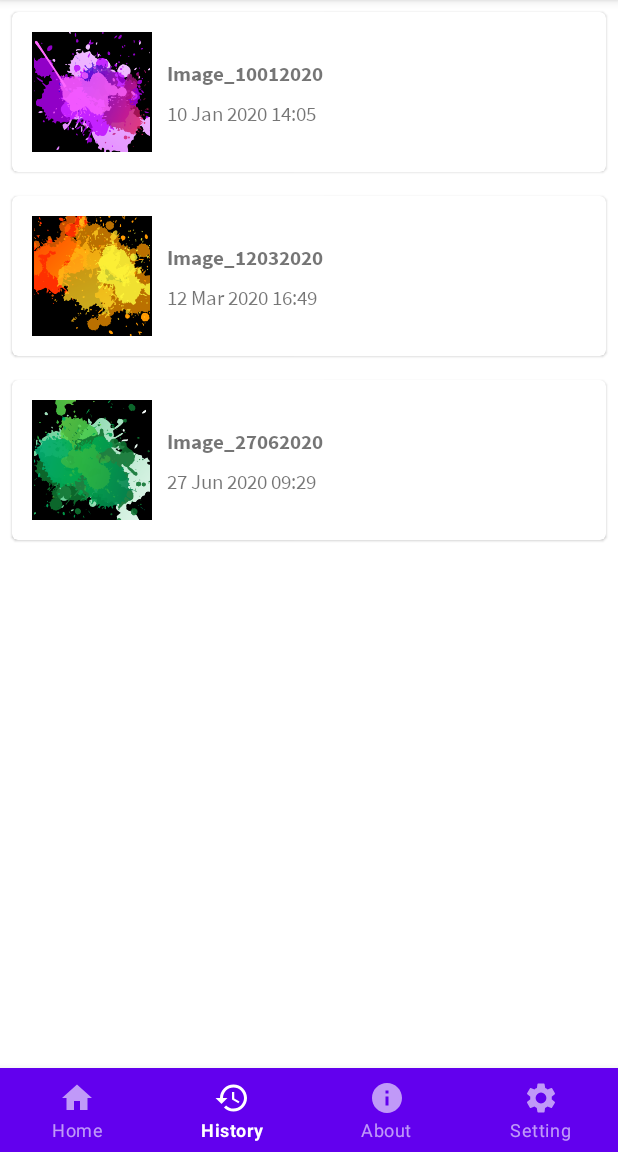
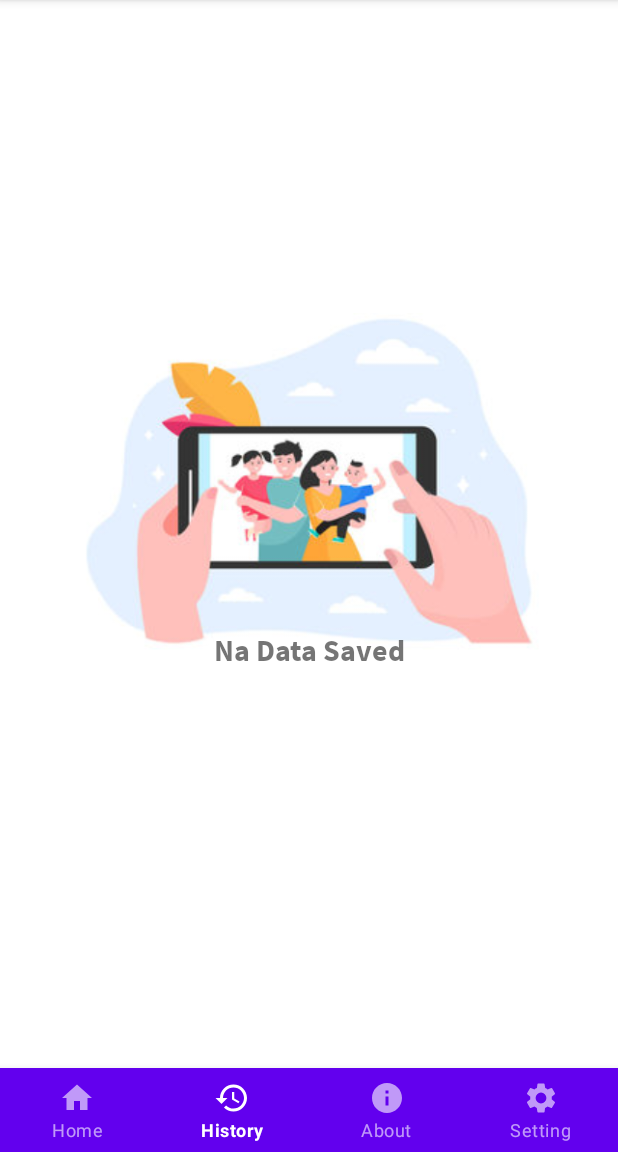
Before and after one commit to AjonG04/HLB, an Android app: the screen it shows after launch (MainActivity), item 2 of the bottom bar chosen, on a phone screen of 412 x 824 dp, the part 84-1236 px from its top. Run offline under Robolectric (Android 15) with nearby library versions, the phone set to English and light mode, and no system bars.

Commit message:
Add DB + Model and Update Card

```diff
--- a/app/src/main/java/com/example/leafpiction/CardViewAdapter.java
+++ b/app/src/main/java/com/example/leafpiction/CardViewAdapter.java
@@ -1,5 +1,7 @@
 package com.example.leafpiction;
 
+import android.graphics.Bitmap;
+import android.graphics.BitmapFactory;
 import android.view.LayoutInflater;
 import android.view.View;
 import android.view.ViewGroup;
@@ -8,16 +10,18 @@ import android.widget.TextView;
 
 import com.bumptech.glide.Glide;
 import com.bumptech.glide.request.RequestOptions;
+import com.example.leafpiction.Model.DataModel;
 
 import java.util.ArrayList;
+import java.util.List;
 
 import androidx.annotation.NonNull;
 import androidx.recyclerview.widget.RecyclerView;
 
 public class CardViewAdapter extends RecyclerView.Adapter<CardViewAdapter.CardViewViewHolder> {
 
-    private ArrayList<Photo> list;
-    public CardViewAdapter(ArrayList<Photo> list) {
+    private List<DataModel> list;
+    public CardViewAdapter(List<DataModel> list) {
         this.list = list;
     }
 
@@ -30,14 +34,17 @@ public class CardViewAdapter extends RecyclerView.Adapter<CardViewAdapter.CardVi
 
     @Override
     public void onBindViewHolder(@NonNull CardViewAdapter.CardViewViewHolder holder, int position) {
-        Photo hero = list.get(position);
+        DataModel dataModel = list.get(position);
+
+        byte[] image = dataModel.getPhoto();
+        Bitmap bmp= BitmapFactory.decodeByteArray(image, 0 , image.length);
+
         Glide.with(holder.itemView.getContext())
-                .load(hero.getPhoto())
+                .load(bmp)
                 .apply(new RequestOptions().override(350, 550))
                 .into(holder.imgPhoto);
-        holder.tvName.setText(hero.getName());
-        holder.tvDetail.setText(hero.getDate());
-
+        holder.tvName.setText(dataModel.getFilename());
+        holder.tvDetail.setText(dataModel.getDatetime());
     }
 
     @Override
--- a/app/src/main/java/com/example/leafpiction/HistoryFragment.java
+++ b/app/src/main/java/com/example/leafpiction/HistoryFragment.java
@@ -1,12 +1,19 @@
 package com.example.leafpiction;
 
+import android.app.Activity;
+import android.content.Context;
 import android.os.Bundle;
 import android.view.LayoutInflater;
 import android.view.View;
 import android.view.ViewGroup;
 
+import com.example.leafpiction.Model.DataModel;
+import com.example.leafpiction.Util.HistoryDatabaseCRUD;
+
 import java.util.ArrayList;
+import java.util.List;
 
+import androidx.constraintlayout.widget.ConstraintLayout;
 import androidx.fragment.app.Fragment;
 import androidx.fragment.app.FragmentActivity;
 import androidx.recyclerview.widget.LinearLayoutManager;
@@ -18,8 +25,9 @@ import androidx.recyclerview.widget.RecyclerView;
  */
 public class HistoryFragment extends Fragment {
 
-    private RecyclerView rvHeroes;
-    private ArrayList<Photo> list = new ArrayList<>();
+//    private RecyclerView rvHeroes;
+    int list_number;
+    private List<DataModel> list = new ArrayList<>();
 
     public HistoryFragment() {
         // Required empty public constructor
@@ -30,10 +38,16 @@ public class HistoryFragment extends Fragment {
     public View onCreateView(LayoutInflater inflater, ViewGroup container,
                              Bundle savedInstanceState) {
         // Inflate the layout for this fragment
-        list.addAll(TrialData.getListData());
+        HistoryDatabaseCRUD dbHandler = new HistoryDatabaseCRUD();
+        Activity activity = getActivity();
+        Context context = activity.getApplicationContext();
+        list = dbHandler.getAllRecords(context);
+        list_number = list.size();
+
+//        list.addAll(TrialData.getListData());
         final View view = inflater.inflate(R.layout.fragment_history, container, false);
         final FragmentActivity c = getActivity();
-        final RecyclerView recyclerView = (RecyclerView) view.findViewById(R.id.rv_heroes);
+        final RecyclerView recyclerView = (RecyclerView) view.findViewById(R.id.rv_data);
         LinearLayoutManager layoutManager = new LinearLayoutManager(c);
         recyclerView.setLayoutManager(layoutManager);
 
@@ -50,6 +64,12 @@ public class HistoryFragment extends Fragment {
             }
         }).start();
 
+        final ConstraintLayout cl_no_history = (ConstraintLayout)view.findViewById(R.id.cl_no_history);
+
+        if(list_number == 0){
+            cl_no_history.setVisibility(View.VISIBLE);
+        }
+
         return view;
 //        return inflater.inflate(R.layout.fragment_history, container, false);
     }
--- a/app/src/main/java/com/example/leafpiction/Photo.java
+++ /dev/null
@@ -1,31 +0,0 @@
-package com.example.leafpiction;
-
-public class Photo {
-    private String name;
-    private String date;
-    private int photo;
-
-    public String getName() {
-        return name;
-    }
-
-    public void setName(String name) {
-        this.name = name;
-    }
-
-    public String getDate() {
-        return date;
-    }
-
-    public void setDate(String date) {
-        this.date = date;
-    }
-
-    public int getPhoto() {
-        return photo;
-    }
-
-    public void setPhoto(int photo) {
-        this.photo = photo;
-    }
-}
--- a/app/src/main/java/com/example/leafpiction/TrialData.java
+++ /dev/null
@@ -1,37 +0,0 @@
-package com.example.leafpiction;
-
-import java.util.ArrayList;
-
-public class TrialData {
-
-    private static String[] img_name = {
-            "Image_10012020",
-            "Image_12032020",
-            "Image_27062020",
-    };
-
-    private static String[] img_date = {
-            "10 Jan 2020 14:05",
-            "12 Mar 2020 16:49",
-            "27 Jun 2020 09:29"
-    };
-
-    private static int[] img_photo = {
-            R.drawable.antoimg,
-            R.drawable.karotenoidimg,
-            R.drawable.klorofilimg,
-    };
-
-    static ArrayList<Photo> getListData() {
-        ArrayList<Photo> list = new ArrayList<>();
-        for (int position = 0; position < img_name.length; position++) {
-            Photo photo = new Photo();
-            photo.setName(img_name[position]);
-            photo.setDate(img_date[position]);
-            photo.setPhoto(img_photo[position]);
-            list.add(photo);
-        }
-        return list;
-    }
-
-}
--- /dev/null
+++ b/app/src/main/java/com/example/leafpiction/Util/HistoryDatabaseHelper.java
@@ -0,0 +1,66 @@
+package com.example.leafpiction.Util;
+
+import android.content.Context;
+import android.database.sqlite.SQLiteDatabase;
+import android.database.sqlite.SQLiteOpenHelper;
+
+import androidx.annotation.Nullable;
+
+public class HistoryDatabaseHelper extends SQLiteOpenHelper {
+
+    // Database Info
+    private static final String DATABASE_NAME = "LeafPiction";
+    private static final int DATABASE_VERSION = 2;
+    private static HistoryDatabaseHelper sInstance;
+
+    public static synchronized HistoryDatabaseHelper getInstance(Context context) {
+        // Use the application context, which will ensure that you
+        // don't accidentally leak an Activity's context.
+        if (sInstance == null) {
+            sInstance = new HistoryDatabaseHelper(context.getApplicationContext());
+        }
+        return sInstance;
+    }
+
+    public HistoryDatabaseHelper(@Nullable Context context) {
+        super(context, DATABASE_NAME, null, DATABASE_VERSION);
+    }
+
+    // Called when the database connection is being configured.
+    // Configure database settings for things like foreign key support, write-ahead logging, etc.
+    @Override
+    public void onConfigure(SQLiteDatabase db) {
+        super.onConfigure(db);
+        db.setForeignKeyConstraintsEnabled(true);
+    }
+
+    // Called when the database is created for the FIRST time.
+    // If a database already exists on disk with the same DATABASE_NAME, this method will NOT be called.
+    @Override
+    public void onCreate(SQLiteDatabase db) {
+        String CREATE_USERDATA_TABLE = "CREATE TABLE " + DatabaseTable.TABLE_HISTORY + "("
+                + DatabaseTable.HISTORY_ID + " INTEGER PRIMARY KEY AUTOINCREMENT NOT NULL,"
+                + DatabaseTable.HISTORY_PHOTO + " BLOB,"
+                + DatabaseTable.HISTORY_CLOROPHYLL + " FLOAT(12),"
+                + DatabaseTable.HISTORY_CAROTENOID + " FLOAT(12),"
+                + DatabaseTable.HISTORY_ANTHOCYANIN + " FLOAT(12),"
+                + DatabaseTable.HISTORY_DATETIME + " VARCHAR(128),"
+                + DatabaseTable.HISTORY_FILENAME + " VARCHAR(255),"
+                + DatabaseTable.HISTORY_UPLOADED + " INT(1)" + ")";
+
+        db.execSQL(CREATE_USERDATA_TABLE);
+
+    }
+
+    // Called when the database needs to be upgraded.
+    // This method will only be called if a database already exists on disk with the same DATABASE_NAME,
+    // but the DATABASE_VERSION is different than the version of the database that exists on disk.
+    @Override
+    public void onUpgrade(SQLiteDatabase db, int oldVersion, int newVersion) {
+        if (oldVersion != newVersion) {
+            // Simplest implementation is to drop all old tables and recreate them
+            db.execSQL("DROP TABLE IF EXISTS " + DatabaseTable.TABLE_HISTORY);
+            onCreate(db);
+        }
+    }
+}
--- a/app/src/main/res/layout/fragment_history.xml
+++ b/app/src/main/res/layout/fragment_history.xml
@@ -8,14 +8,51 @@
 
     <LinearLayout
         android:layout_width="match_parent"
-        android:layout_height="match_parent">
+        android:layout_height="wrap_content">
 
         <androidx.recyclerview.widget.RecyclerView
-            android:id="@+id/rv_heroes"
+            android:id="@+id/rv_data"
             android:layout_width="match_parent"
-            android:layout_height="match_parent"
+            android:layout_height="wrap_content"
             tools:listitem="@layout/item_card" />
 
     </LinearLayout>
 
+    <androidx.constraintlayout.widget.ConstraintLayout
+        android:id="@+id/cl_no_history"
+        android:layout_width="match_parent"
+        android:layout_height="match_parent"
+        android:visibility="gone"
+        >
+
+        <ImageView
+            android:id="@+id/imgNoHistory"
+            android:layout_width="match_parent"
+            android:layout_height="wrap_content"
+            android:paddingRight="50dp"
+            android:paddingLeft="50dp"
+            android:src="@drawable/no_history_small"
+            app:layout_constraintBottom_toBottomOf="parent"
+            app:layout_constraintEnd_toEndOf="parent"
+            app:layout_constraintStart_toStartOf="parent"
+            app:layout_constraintTop_toTopOf="parent"
+            app:layout_constraintVertical_bias="0.429" />
+
+        <TextView
+            android:layout_width="match_parent"
+            android:layout_height="wrap_content"
+            android:fontFamily="@font/sourcesansprobold"
+            android:text="Na Data Saved"
+            android:textAlignment="center"
+            android:textSize="20dp"
+            android:layout_marginTop="-20dp"
+            app:layout_constraintBottom_toBottomOf="parent"
+            app:layout_constraintEnd_toEndOf="parent"
+            app:layout_constraintHorizontal_bias="0.0"
+            app:layout_constraintStart_toStartOf="parent"
+            app:layout_constraintTop_toBottomOf="@+id/imgNoHistory"
+            app:layout_constraintVertical_bias="0.0" />
+
+    </androidx.constraintlayout.widget.ConstraintLayout>
+
 </FrameLayout>
```
Also changed, not shown: app/src/main/AndroidManifest.xml (+6 -2 lines), app/src/main/java/com/example/leafpiction/CameraActivity.java (+84 -75 lines), app/src/main/java/com/example/leafpiction/Model/DataModel.java (added, +125 -0 lines), app/src/main/java/com/example/leafpiction/Util/DatabaseTable.java (added, +18 -0 lines), app/src/main/java/com/example/leafpiction/Util/HistoryDatabaseCRUD.java (added, +174 -0 lines), app/src/main/res/drawable/no_history_small.jpg (added).
